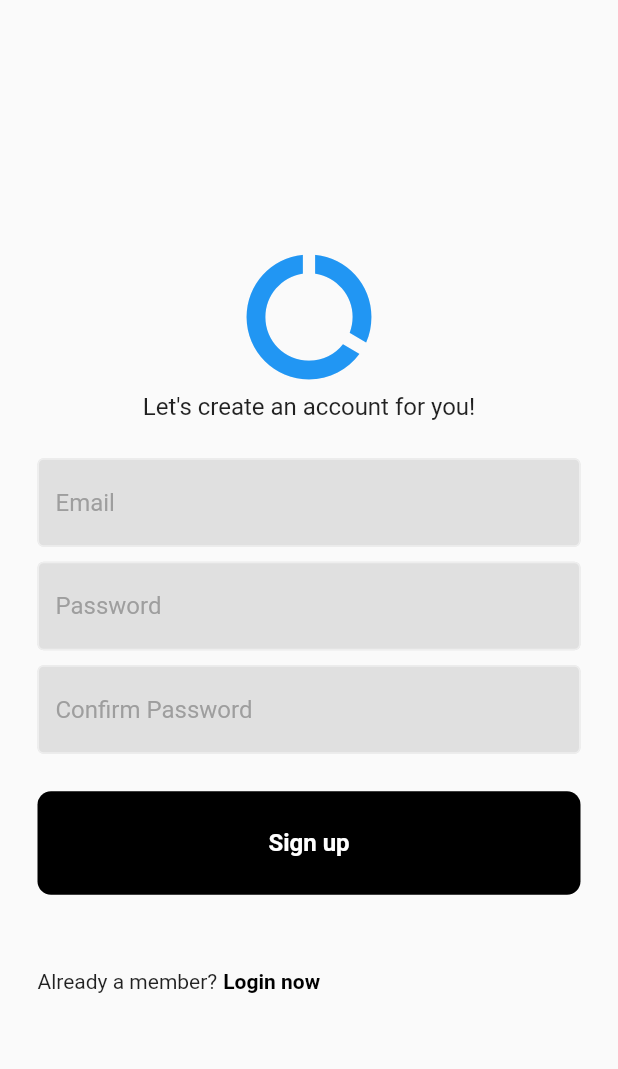
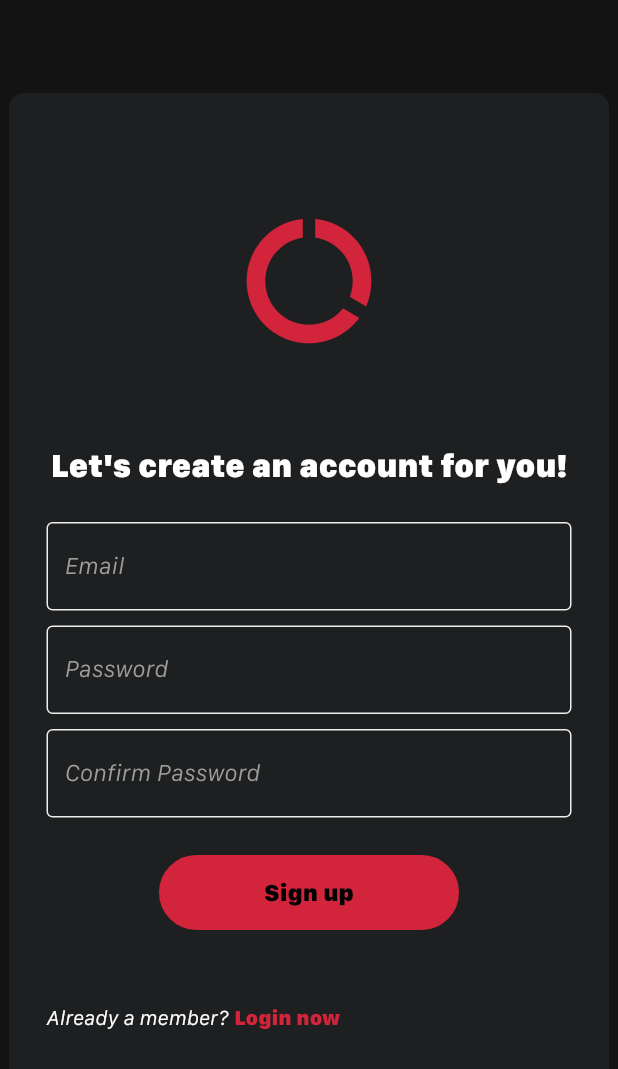
Before and after one commit to rchen-05/GEMINI-Business-Data-Predictor-, a Flutter app: the screen it shows after launch, after a tap on "Register now", on a phone screen of 412 x 824 dp. Shown: the top 1069 px of the screen. Run offline on Flutter 3.47's test engine with Material 3 defaults, Android fonts, the light colour scheme and no system bars; our stand-ins replace cloud_firestore, dash_chat_2, firebase_auth, firebase_core; accounts and stored records are empty.

Commit message:
updated log in and register page
:D

```diff
--- a/data_predictor/lib/components/my_text_field.dart
+++ b/data_predictor/lib/components/my_text_field.dart
@@ -11,26 +11,30 @@
     required this.controller,
     required this.obscureText,
   });
+
   @override
   Widget build(BuildContext context) {
     return TextField(
       controller: controller,
       obscureText: obscureText,
       decoration: InputDecoration(
+        labelText: hintText,  // This sets the hint text as a floating label
+        labelStyle: const TextStyle(
+          color: Colors.grey,
+          fontFamily: 'SFCompactText',
+        ),
+        floatingLabelBehavior: FloatingLabelBehavior.auto,  // Automatically floats the label
         enabledBorder: OutlineInputBorder(
           borderSide: BorderSide(color: Colors.grey.shade200),
         ),
         focusedBorder: const OutlineInputBorder(
           borderSide: BorderSide(color: Colors.white),
         ),
-       fillColor: Colors.grey[300],
+        fillColor: const Color.fromARGB(255, 30, 31, 32),
         filled: true,
-       hintText: hintText,
-       hintStyle: const TextStyle(
-        color: Colors.grey,
       ),
-
-
+      style: const TextStyle(
+        color: Colors.white,  // Text color inside the text field
       ),
     );
   }
--- /dev/null
+++ b/data_predictor/lib/components/signin_button.dart
@@ -0,0 +1,114 @@
+import 'package:flutter/material.dart';
+
+class AnimatedButton extends StatefulWidget {
+  final String text;
+  final VoidCallback onTap;
+
+  const AnimatedButton({Key? key, required this.text, required this.onTap}) : super(key: key);
+
+  @override
+  _AnimatedButtonState createState() => _AnimatedButtonState();
+}
+
+class _AnimatedButtonState extends State<AnimatedButton> with SingleTickerProviderStateMixin {
+  late AnimationController _controller;
+  late Animation<double> _animation;
+
+  @override
+  void initState() {
+    super.initState();
+
+    _controller = AnimationController(
+      vsync: this,
+      duration: Duration(milliseconds: 100),  // Faster animation
+    );
+
+    _animation = Tween<double>(begin: 0.0, end: 1.0).animate(
+      CurvedAnimation(
+        parent: _controller,
+        curve: Curves.easeInOut,
+      ),
+    );
+
+    _controller.addListener(() {
+      setState(() {});
+    });
+  }
+
+  void _handleTapDown(TapDownDetails details) {
+    _controller.forward();
+  }
+
+  void _handleTapUp(TapUpDetails details) {
+    _controller.reset();  // Instantly reset the animation
+    widget.onTap();
+  }
+
+  void _handleTapCancel() {
+    _controller.reset();  // Instantly reset the animation
+  }
+
+  @override
+  void dispose() {
+    _controller.dispose();
+    super.dispose();
+  }
+
+  @override
+  Widget build(BuildContext context) {
+    return MouseRegion(
+      cursor: SystemMouseCursors.click, // Change cursor to a hand on hover
+      child: GestureDetector(
+        onTapDown: _handleTapDown,
+        onTapUp: _handleTapUp,
+        onTapCancel: _handleTapCancel,
+        child: Stack(
+          children: [
+            Container(
+              width: 200,
+              height: 50,
+              decoration: BoxDecoration(
+                borderRadius: BorderRadius.circular(25),
+                color: const Color.fromARGB(255, 210, 36, 58),
+                border: Border.all(color: const Color.fromARGB(255, 210, 36, 58)),
+              ),
+            ),
+            Positioned.fill(
+              child: ClipRRect(
+                borderRadius: BorderRadius.circular(25),
+                child: AnimatedBuilder(
+                  animation: _animation,
+                  builder: (context, child) {
+                    return FractionallySizedBox(
+                      widthFactor: _animation.value,
+                      alignment: Alignment.center,
+                      child: Container(
+                        decoration: BoxDecoration(
+                          color: const Color.fromARGB(255, 177,16,86).withOpacity(0.5),
+                          borderRadius: BorderRadius.circular(25),
+                        ),
+                      ),
+                    );
+                  },
+                ),
+              ),
+            ),
+            Positioned.fill(
+              child: Center(
+                child: Text(
+                  widget.text,
+                  style: const TextStyle(
+                    color: Colors.black,
+                    fontWeight: FontWeight.bold,
+                    fontSize: 16,
+                    fontFamily: 'SFCompactText',
+                  ),
+                ),
+              ),
+            ),
+          ],
+        ),
+      ),
+    );
+  }
+}
--- a/data_predictor/lib/pages/chat_page.dart
+++ b/data_predictor/lib/pages/chat_page.dart
@@ -93,7 +93,7 @@
             style: const TextStyle(
                 color: Colors.white, fontFamily: 'SFCompactText')),
         backgroundColor: const Color.fromARGB(255, 19, 19, 20),
-        foregroundColor: Colors.black,
+        foregroundColor: Colors.white,
         elevation: 0,
         systemOverlayStyle: SystemUiOverlayStyle.dark,
         actions: [
--- a/data_predictor/lib/pages/login_page.dart
+++ b/data_predictor/lib/pages/login_page.dart
@@ -1,29 +1,31 @@
+
 import 'package:data_predictor/components/my_button.dart';
+import 'package:data_predictor/components/signin_button.dart';
 import 'package:data_predictor/services/auth/auth_service.dart';
 import 'package:flutter/material.dart';
 import 'package:data_predictor/components/my_text_field.dart';
 import 'package:flutter/widgets.dart';
 import 'package:provider/provider.dart';
+
 class LoginPage extends StatefulWidget {
   final void Function()? onTap;
   const LoginPage({super.key, required this.onTap});
-
 
   @override
   State<LoginPage> createState() => _LoginPageState();
 }
 
-class _LoginPageState extends State<LoginPage>{
+class _LoginPageState extends State<LoginPage> {
   final emailController = TextEditingController();
   final passwordController = TextEditingController();
- // sign in user
+  // sign in user
   void signIn() async {
     // get the auth service
     final authService = Provider.of<AuthService>(context, listen: false);
-    try{
-      await authService.signInWithEmailAndPassword(emailController.text, passwordController.text);
-    }
-    catch (e){
+    try {
+      await authService.signInWithEmailAndPassword(
+          emailController.text, passwordController.text);
+    } catch (e) {
       // show error message
       ScaffoldMessenger.of(context).showSnackBar(
         SnackBar(
@@ -33,14 +35,25 @@
     }
   }
 
-
   @override
-  Widget build(BuildContext context){
+  Widget build(BuildContext context) {
     return Scaffold(
+      backgroundColor: const Color.fromARGB(255, 19, 19, 20),
       body: SafeArea(
         child: Center(
           child: Container(
-            constraints: const BoxConstraints(maxWidth: 600),
+            decoration: BoxDecoration(
+              color: const Color.fromARGB(255, 30, 31, 32),
+              borderRadius: BorderRadius.circular(10),
+              boxShadow: const [
+                BoxShadow(
+                  color: Colors.black12,
+                  offset: Offset(0, 2),
+                  blurRadius: 4,
+                ),
+              ],
+            ),
+            constraints: const BoxConstraints(maxWidth: 400, maxHeight: 600),
             child: Padding(
               padding: const EdgeInsets.symmetric(horizontal: 25.0),
               child: Column(
@@ -50,13 +63,18 @@
                   const Icon(
                     Icons.data_usage,
                     size: 100,
-                    color: Colors.blue,
+                    color: Color.fromARGB(255, 210, 36, 58),
                   ),
+                  //empty space
+                  const SizedBox(height: 60),
                   //welcome back message
                   const Text(
                     'Welcome Back!',
                     style: TextStyle(
-                      fontSize: 16,
+                      fontSize: 28,
+                      fontWeight: FontWeight.bold,
+                      color: Colors.white,
+                      fontFamily: 'SFCompactText',
                     ),
                   ),
                   const SizedBox(height: 25),
@@ -80,25 +98,29 @@
                   const SizedBox(height: 25),
 
                   // sign  in button
-                  MyButton(
-                    onTap: signIn,
-                     text: 'Sign in'
-                  ),
+                  AnimatedButton(text: 'Log in', onTap: signIn),
 
                   const SizedBox(height: 50),
 
                   // not a member? register now
-                   Row(
+                  Row(
                     children: [
-                      const Text('Not a member?'),
+                      const Text('Not a member?',
+                          style: TextStyle(
+                              color: Colors.white,
+                              fontFamily: 'SFCompactText')),
                       const SizedBox(width: 4),
-                      GestureDetector(
-                        onTap: widget.onTap,
-                        child: const Text(
-                          "Register now",
-                          style: TextStyle(
-                            color: Colors.black,
-                            fontWeight: FontWeight.bold,
+                      MouseRegion(
+                        cursor: SystemMouseCursors.click,
+                        child: GestureDetector(
+                          onTap: widget.onTap,
+                          child: const Text(
+                            'Register now',
+                            style:  TextStyle(
+                              color: Color.fromARGB(255, 210, 36, 58),
+                              fontFamily: 'SFCompactText',
+                              fontWeight: FontWeight.bold
+                            ),
                           ),
                         ),
                       )
--- a/data_predictor/lib/pages/register_page.dart
+++ b/data_predictor/lib/pages/register_page.dart
@@ -1,26 +1,26 @@
 import 'package:data_predictor/components/my_button.dart';
+import 'package:data_predictor/components/signin_button.dart';
 import 'package:data_predictor/services/auth/auth_service.dart';
 import 'package:flutter/material.dart';
 import 'package:data_predictor/components/my_text_field.dart';
 import 'package:flutter/widgets.dart';
 import 'package:provider/provider.dart';
+
 class RegisterPage extends StatefulWidget {
   final void Function()? onTap;
   const RegisterPage({super.key, required this.onTap});
-
 
   @override
   State<RegisterPage> createState() => _RegisterPageState();
 }
 
-class _RegisterPageState extends State<RegisterPage>{
-
+class _RegisterPageState extends State<RegisterPage> {
   final emailController = TextEditingController();
   final passwordController = TextEditingController();
   final confirmPasswordController = TextEditingController();
 
-  void signUp(){
-    if (passwordController.text != confirmPasswordController.text){
+  void signUp() async {
+    if (passwordController.text != confirmPasswordController.text) {
       ScaffoldMessenger.of(context).showSnackBar(
         const SnackBar(
           content: Text('Passwords do not match'),
@@ -30,10 +30,12 @@
     }
     // get the auth service
     final authService = Provider.of<AuthService>(context, listen: false);
-    try{
-      authService.signUpWithEmailAndPassword(emailController.text, passwordController.text);
-    }
-    catch (e){
+    try {
+      await authService.signUpWithEmailAndPassword(
+        emailController.text,
+        passwordController.text,
+      );
+    } catch (e) {
       // show error message
       ScaffoldMessenger.of(context).showSnackBar(
         SnackBar(
@@ -43,14 +45,25 @@
     }
   }
 
-
   @override
-  Widget build(BuildContext context){
+  Widget build(BuildContext context) {
     return Scaffold(
+      backgroundColor: const Color.fromARGB(255, 19, 19, 20),
       body: SafeArea(
         child: Center(
           child: Container(
-            constraints: const BoxConstraints(maxWidth: 600),
+            decoration: BoxDecoration(
+              color: const Color.fromARGB(255, 30, 31, 32),
+              borderRadius: BorderRadius.circular(10),
+              boxShadow: const [
+                BoxShadow(
+                  color: Colors.black12,
+                  offset: Offset(0, 2),
+                  blurRadius: 4,
+                ),
+              ],
+            ),
+            constraints: const BoxConstraints(maxWidth: 400, maxHeight: 700),
             child: Padding(
               padding: const EdgeInsets.symmetric(horizontal: 25.0),
               child: Column(
@@ -60,13 +73,18 @@
                   const Icon(
                     Icons.data_usage,
                     size: 100,
-                    color: Colors.blue,
+                    color: Color.fromARGB(255, 210, 36, 58),
                   ),
-                  //welcome back message
+                  //empty space
+                  const SizedBox(height: 60),
+                  //welcome message
                   const Text(
                     'Let\'s create an account for you!',
                     style: TextStyle(
-                      fontSize: 16,
+                      fontSize: 22,
+                      fontWeight: FontWeight.bold,
+                      color: Colors.white,
+                      fontFamily: 'SFCompactText',
                     ),
                   ),
                   const SizedBox(height: 25),
@@ -98,29 +116,36 @@
 
                   const SizedBox(height: 25),
 
-                  // sign  in button
-                  MyButton(
-                    onTap: signUp,
-                     text: 'Sign up'
-                  ),
+                  // sign up button
+                  AnimatedButton(text: 'Sign up', onTap: signUp),
 
                   const SizedBox(height: 50),
 
-                  // not a member? register now
-                   Row(
+                  // already a member? login now
+                  Row(
                     children: [
-                      const Text('Already a member?'),
+                      const Text(
+                        'Already a member?',
+                        style: TextStyle(
+                          color: Colors.white,
+                          fontFamily: 'SFCompactText',
+                        ),
+                      ),
                       const SizedBox(width: 4),
-                      GestureDetector(
-                        onTap: widget.onTap,
-                        child: const Text(
-                          "Login now",
-                          style: TextStyle(
-                            color: Colors.black,
-                            fontWeight: FontWeight.bold,
+                      MouseRegion(
+                        cursor: SystemMouseCursors.click,
+                        child: GestureDetector(
+                          onTap: widget.onTap,
+                          child: const Text(
+                            'Login now',
+                            style: TextStyle(
+                              color: Color.fromARGB(255, 210, 36, 58),
+                              fontFamily: 'SFCompactText',
+                              fontWeight: FontWeight.bold,
+                            ),
                           ),
                         ),
-                      )
+                      ),
                     ],
                   )
                 ],
```
Also changed, not shown: 1 other file. Lines whose indentation alone changed are shown as unchanged.
